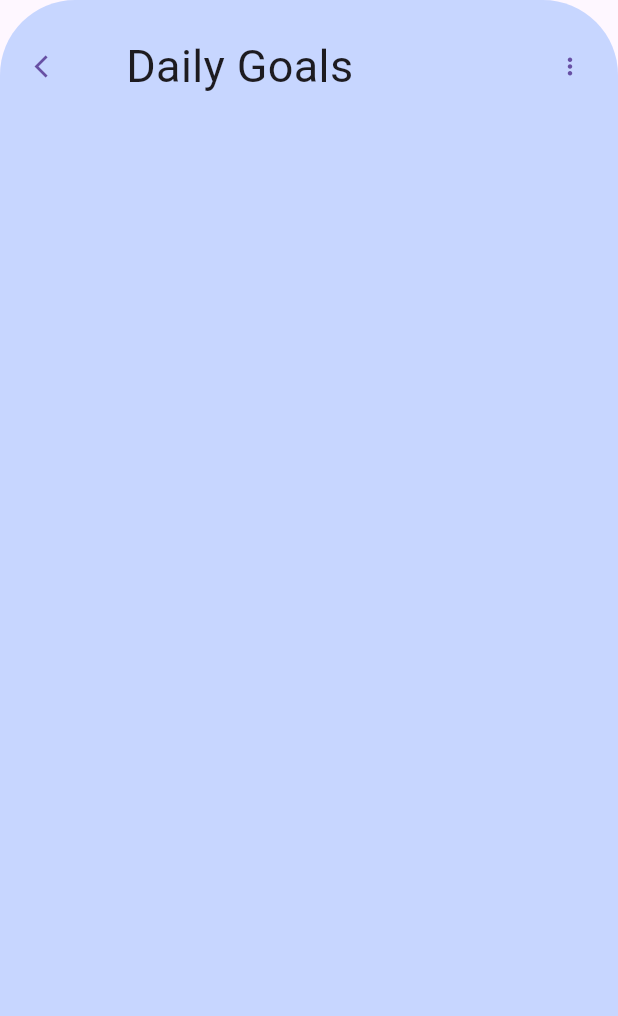
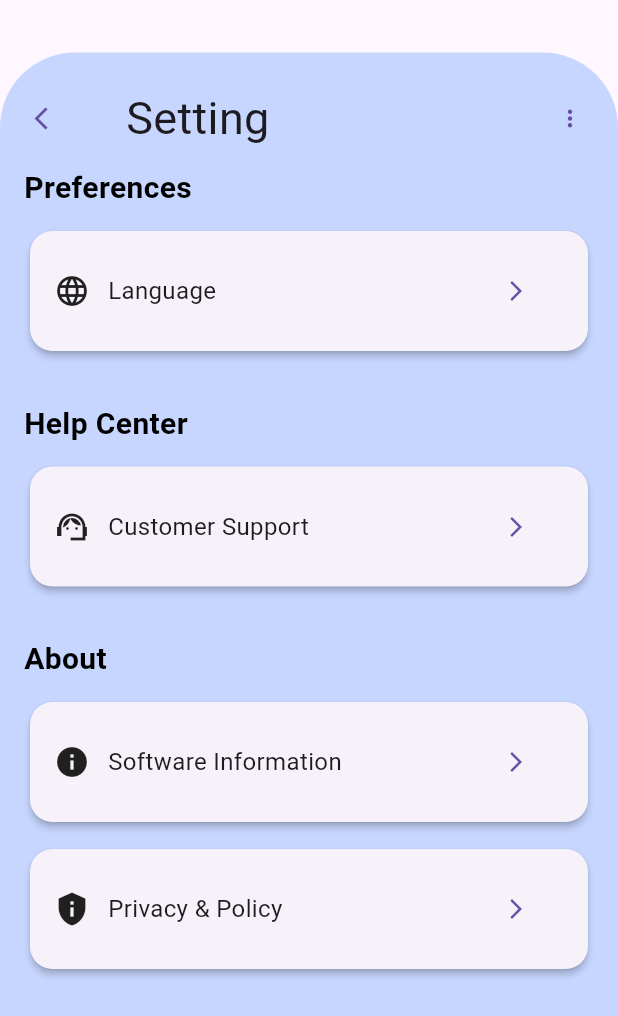
Before and after one commit to skooi928/vitalhealth, a Flutter app: the Setting screen opened directly, on a phone screen of 412 x 824 dp. Shown: the top 1016 px of the screen. Run offline on Flutter 3.47's test engine with Material 3 defaults, Android fonts, the phone set to English and light mode, and no system bars; our stand-ins replace firebase_auth, firebase_core, google_sign_in, shared_preferences; accounts and stored records are empty.

Commit message:
Minor change in UI, Added settings

```diff
--- a/lib/dailygoals.dart
+++ b/lib/dailygoals.dart
@@ -3,6 +3,7 @@ import 'package:vital_health/home.dart';
 
 // Main Widget
 class DailyGoals extends StatelessWidget {
+  const DailyGoals({Key? key}) : super(key: key);
   @override
   Widget build(BuildContext context) {
     return Scaffold(
@@ -10,6 +11,8 @@ class DailyGoals extends StatelessWidget {
         children: [
           // Rounded Edge Background
           Container(
+            margin:
+              const EdgeInsets.only(top: 35.0), // Set the top margin to 35
             decoration: BoxDecoration(
               color: const Color.fromARGB(174, 174, 199, 255),
               borderRadius: BorderRadius.only(
--- a/lib/setting.dart
+++ b/lib/setting.dart
@@ -3,13 +3,17 @@ import 'package:vital_health/home.dart';
 
 // Main Widget
 class Setting extends StatelessWidget {
+  const Setting({Key? key}) : super(key: key);
+
   @override
   Widget build(BuildContext context) {
     return Scaffold(
-body: Stack(
+      body: Stack(
         children: [
           // Rounded Edge Background
           Container(
+            margin:
+              const EdgeInsets.only(top: 35.0), // Set the top margin to 35
             decoration: BoxDecoration(
               color: const Color.fromARGB(174, 174, 199, 255),
               borderRadius: BorderRadius.only(
@@ -17,7 +21,9 @@ body: Stack(
                 topRight: Radius.circular(50.0),
               ),
             ),
-            height: 1000.0, // Adjust the height to your preference
+            height: MediaQuery.of(context)
+              .size
+              .height, // Set height to screen height
             child: Column(
               children: [
                 SizedBox(height: 20.0), // Add spacing from the top
@@ -37,7 +43,7 @@ body: Stack(
                       child: Padding(
                         padding: const EdgeInsets.only(left: 20.0), // Add some padding to move the text to the right
                         child: Text(
-                          'Daily Goals',
+                          'Setting',
                           style: TextStyle(fontSize: 30.0), // Adjust text style as needed
                         ),
                       ),
@@ -49,12 +55,132 @@ body: Stack(
                   ],
                 ),
                 SizedBox(height: 20.0), // Add spacing between header and cards
-
               ],
             ),
           ),
+          const SizedBox(height: 30.0),
+          // ListView of Cards
+          Padding(
+            padding: const EdgeInsets.only(top: 95.0), // Adjust the top padding to overlap with background
+            child: Padding(
+              padding: const EdgeInsets.all(16.0), // Padding for the ListView
+              child: ListView(
+                children: const [
+                  SettingSection(
+                    sectionTitle: 'Preferences',
+                    items: [
+                      SettingItem(
+                        title: 'Language',
+                        icon: Icons.language,
+                      ),
+                    ],
+                  ),
+                  SizedBox(height: 20.0), // Space between sections
+                  SettingSection(
+                    sectionTitle: 'Help Center',
+                    items: [
+                      SettingItem(
+                        title: 'Customer Support',
+                        icon: Icons.support_agent_sharp,
+                      ),
+                    ],
+                  ),
+                  SizedBox(height: 20.0), // Space between sections
+                  SettingSection(
+                    sectionTitle: 'About',
+                    items: [
+                      SettingItem(
+                        title: 'Software Information',
+                        icon: Icons.info,
+                      ),
+                      SettingItem(
+                        title: 'Privacy & Policy',
+                        icon: Icons.privacy_tip,
+                      ),
+                    ],
+                  ),
+                ],
+              ),
+            ),
+          )
+
         ],
       ),
     );
   }
 }
+
+class SettingSection extends StatelessWidget {
+  final String sectionTitle;
+  final List<SettingItem> items;
+
+  const SettingSection({
+    required this.sectionTitle,
+    required this.items,
+    Key? key,
+  }) : super(key: key);
+
+  @override
+  Widget build(BuildContext context) {
+    return Column(
+      crossAxisAlignment: CrossAxisAlignment.start,
+      children: [
+        Text(
+          sectionTitle,
+          style: TextStyle(
+            fontSize: 20.0,
+            fontWeight: FontWeight.bold,
+            color: Colors.black,
+          ),
+        ),
+        SizedBox(height: 10.0),
+        ...items.map((item) => Column(
+              children: [
+                item,
+                SizedBox(height: 10.0), // Space between items
+              ],
+            )),
+      ],
+    );
+  }
+}
+
+class SettingItem extends StatelessWidget {
+  final String title;
+  final IconData icon;
+
+  const SettingItem({
+    required this.title,
+    required this.icon,
+    Key? key,
+  }) : super(key: key);
+
+  @override
+  Widget build(BuildContext context) {
+    return Card(
+      shape: RoundedRectangleBorder(
+        borderRadius: BorderRadius.circular(15.0),
+      ),
+      elevation: 2.0,
+      child: Padding(
+        padding: const EdgeInsets.all(16.0),
+        child: Row(
+          children: [
+            Icon(icon, size: 24.0),
+            SizedBox(width: 12.0),
+            Expanded(
+              child: Text(
+                title,
+                style: TextStyle(fontSize: 16.0),
+              ),
+            ),
+            TextButton(
+              onPressed: (){},
+              child: Icon(Icons.arrow_forward_ios, size: 16.0),
+            ),
+          ],
+        ),
+      ),
+    );
+  }
+}
```
